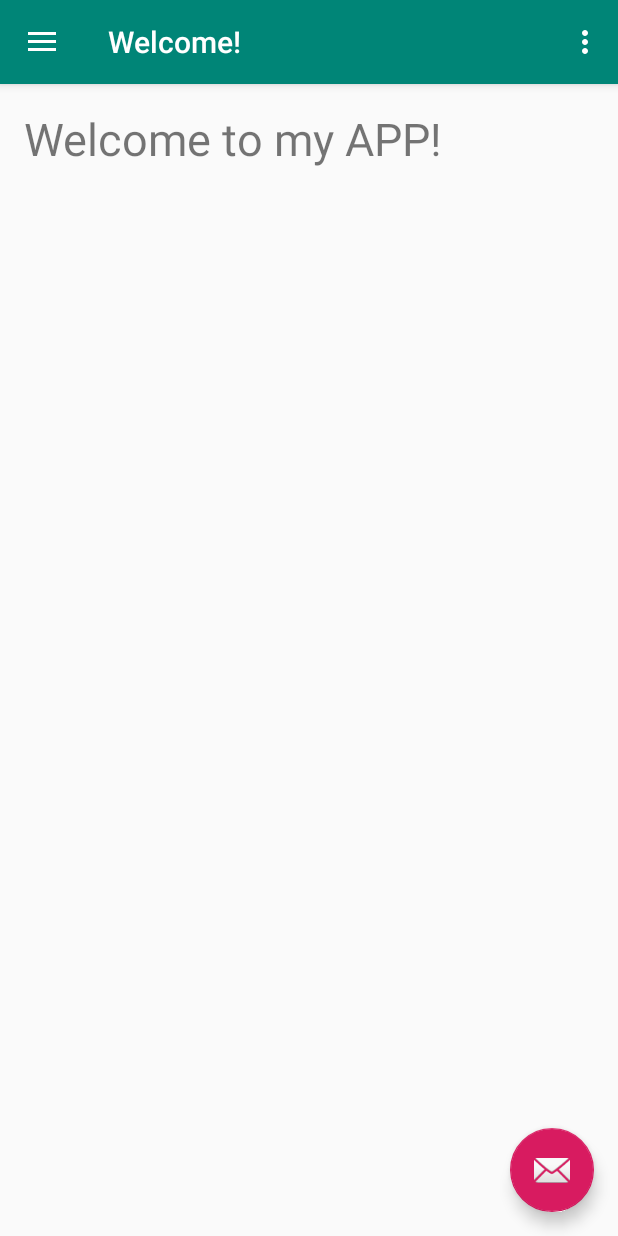
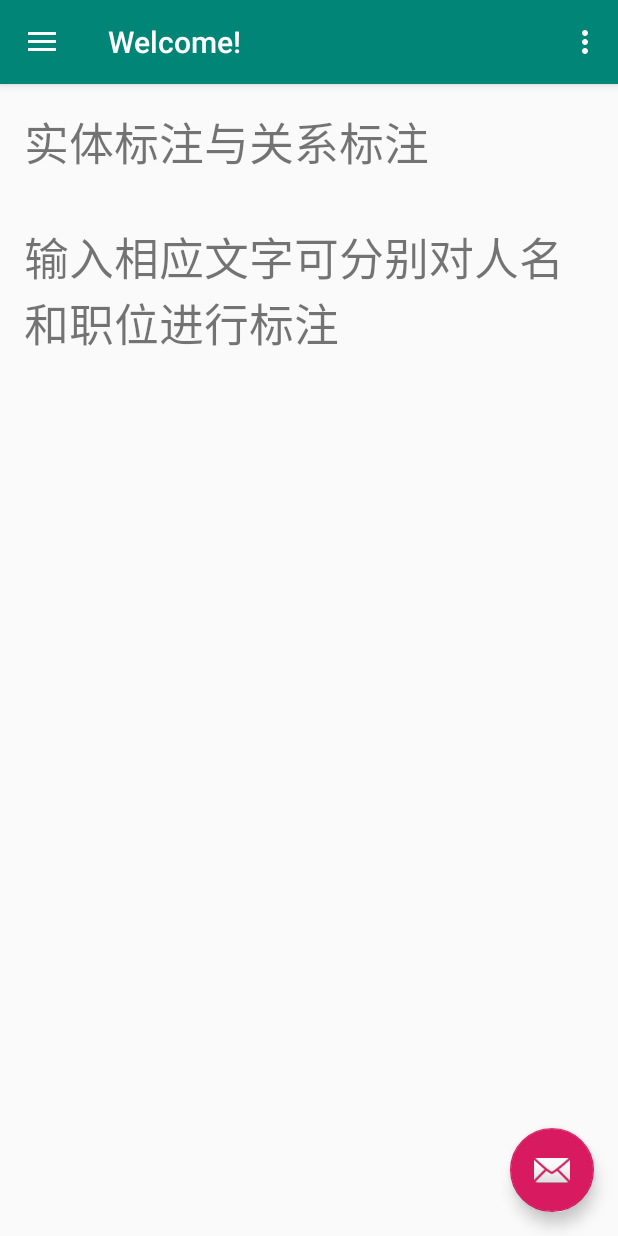
Before and after one commit to vanneLv/midterm-pro----a-simple-APP-, an Android app: the MainMenuActivity screen opened directly, with no data from a screen before it, on a phone screen of 412 x 824 dp. Run offline under Robolectric (Android 15) with nearby library versions, the phone set to English and light mode, and no system bars.

Commit message:
两个textview

```diff
--- a/MyApplication/app/src/main/res/layout/content_main_menu.xml
+++ b/MyApplication/app/src/main/res/layout/content_main_menu.xml
@@ -14,6 +14,18 @@
         android:orientation="vertical">
 
         <TextView
+        android:id="@+id/response_title"
+        android:layout_width="match_parent"
+        android:layout_height="wrap_content"
+        android:ellipsize="marquee"
+        android:focusable="true"
+        android:focusableInTouchMode="true"
+        android:scrollbars="vertical"
+        android:singleLine="false"
+        android:textSize="30sp"
+        android:layout_margin="@dimen/activity_horizontal_margin"
+        android:text="实体标注与关系标注"/>
+        <TextView
             android:id="@+id/response_content"
             android:layout_width="match_parent"
             android:layout_height="wrap_content"
@@ -24,7 +36,7 @@
             android:singleLine="false"
             android:textSize="30sp"
             android:layout_margin="@dimen/activity_horizontal_margin"
-            android:text="@string/welcome_words"/>
+            android:text="输入相应文字可分别对人名和职位进行标注"/>
     </LinearLayout>
 
 </android.support.constraint.ConstraintLayout>
```
Also changed, not shown: MyApplication/app/src/main/java/com/example/lvmufan/myapplication/MainMenuActivity.java (+13 -5 lines).
